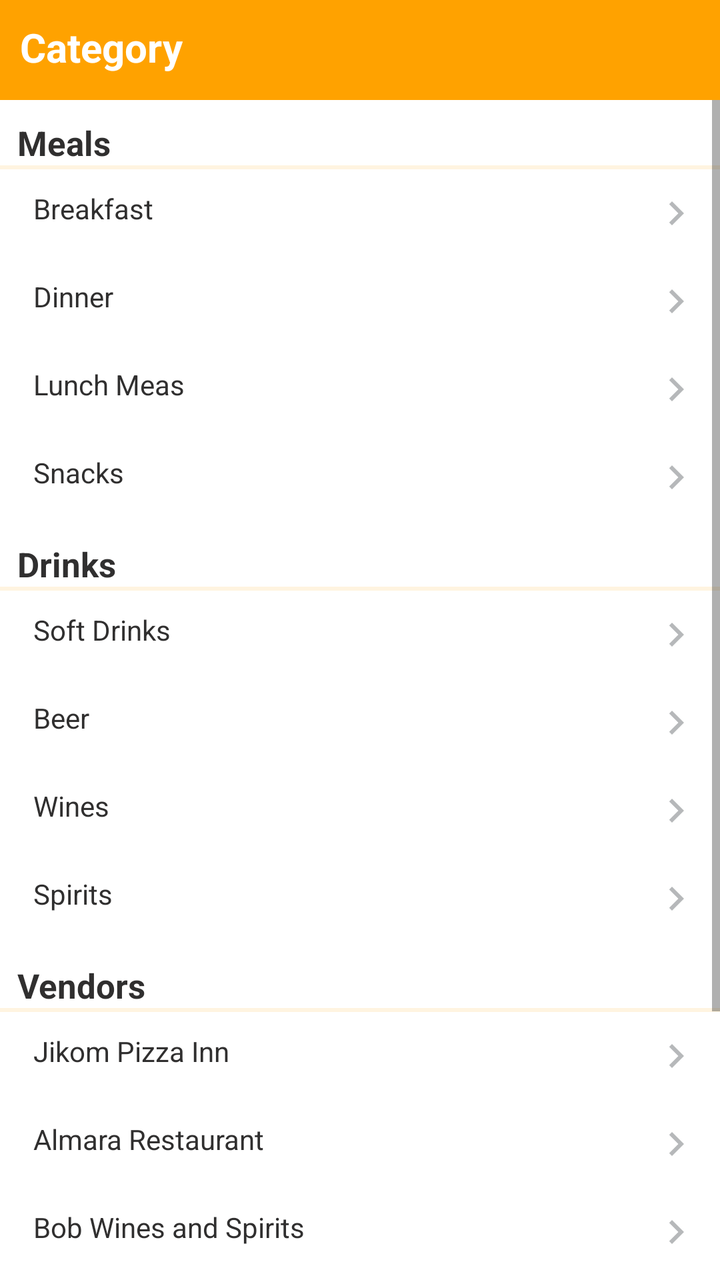
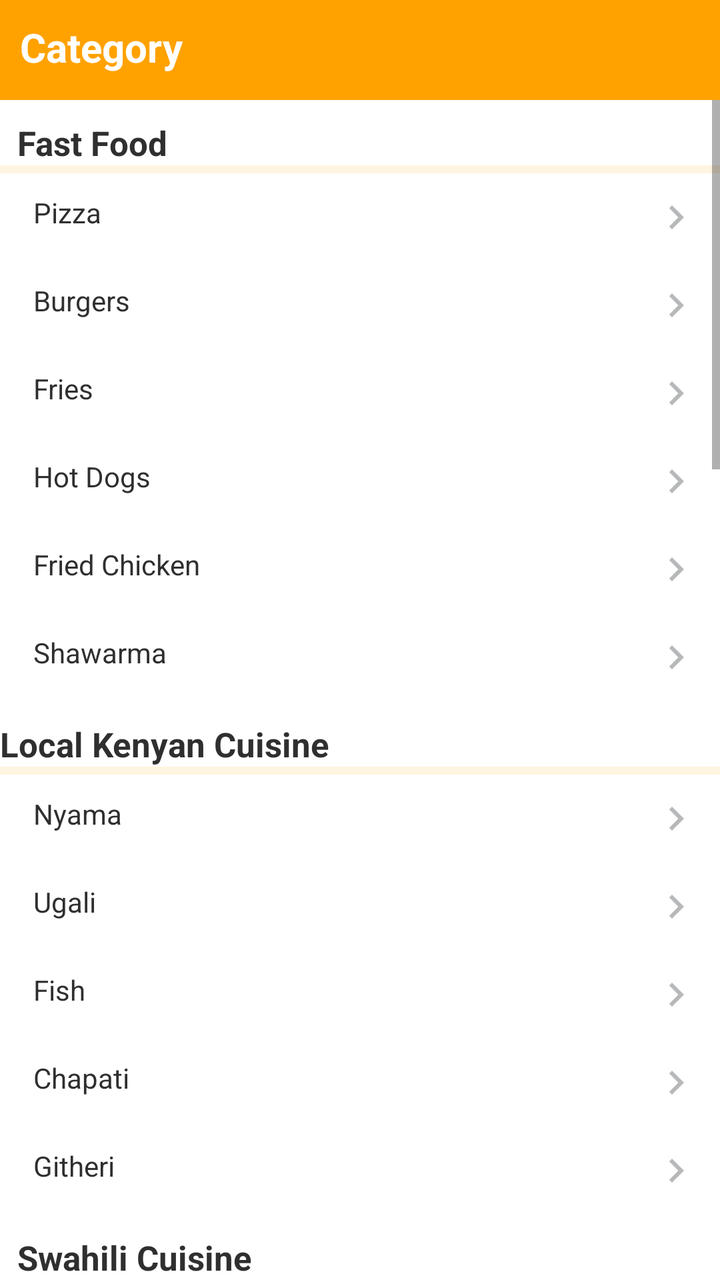

Two renders of the same Android screen: before a commit and after it. Below are the layout's source before the change and the commit's diff.
<!-- AndroidManifest.xml: application theme Theme.KlikKat -->
<!-- res/layout/fragment_category.xml -->
<?xml version="1.0" encoding="utf-8"?>
<LinearLayout xmlns:android="http://schemas.android.com/apk/res/android"
    xmlns:tools="http://schemas.android.com/tools"
    android:layout_width="match_parent"
    android:layout_height="match_parent"
    tools:context=".CategoryFragment"
    android:orientation="vertical">

            <FrameLayout
            android:layout_width="match_parent"
            android:layout_height="50dp"
            android:background="@color/statusBar">
            <TextView
                android:layout_width="wrap_content"
                android:layout_height="wrap_content"
                android:text="Category"
                android:padding="10dp"
                android:textStyle="bold"
                android:textColor="@color/white"
                android:textSize="20dp"/>
        </FrameLayout>

        <ScrollView
            android:layout_width="match_parent"
            android:layout_height="wrap_content">

            <LinearLayout
                android:layout_width="match_parent"
                android:layout_height="match_parent"
                android:orientation="vertical">
            <TextView
                android:layout_width="match_parent"
                android:layout_height="wrap_content"
                android:textStyle="bold"
                android:paddingTop="10dp"
                android:textSize="17sp"
                android:textColor="#302f2f"
                android:text="  Meals"/>
            <View
                android:layout_width="match_parent"
                android:layout_height="2sp"
                android:background="?android:attr/listDivider"
                android:backgroundTint="#fca000"/>

            <TextView
                android:id="@+id/textView9"
                android:layout_width="match_parent"
                android:layout_height="wrap_content"
                android:layout_marginTop="10dp"
                android:layout_margin="10dp"
                android:text="  Breakfast"
                android:textColor="#302f2f"
                android:drawableRight="@drawable/navigate_next_24" />

                <TextView
                    android:id="@+id/textView88"
                    android:layout_width="match_parent"
                    android:layout_height="wrap_content"
                    android:drawableRight="@drawable/navigate_next_24"
                    android:layout_margin="10dp"
                    android:textColor="#302f2f"
                    android:text="  Dinner" />
                <TextView
                android:id="@+id/textView6"
                android:layout_width="match_parent"
                android:layout_height="wrap_content"
                android:layout_margin="10dp"
                    android:textColor="#302f2f"
                android:drawableRight="@drawable/navigate_next_24"
                android:text="  Lunch Meas" />

            <TextView
                android:id="@+id/textView8"
                android:layout_width="match_parent"
                android:layout_height="wrap_content"
                android:drawableRight="@drawable/navigate_next_24"
                android:layout_margin="10dp"
                android:textColor="#302f2f"
                android:text="  Snacks" />



            <TextView
                android:layout_width="match_parent"
                android:layout_height="wrap_content"
                android:textStyle="bold"
                android:paddingTop="10dp"
                android:textSize="17sp"
                android:textColor="#302f2f"
                android:text="  Drinks"/>
            <View
                android:layout_width="match_parent"
                android:layout_height="2sp"
                android:background="?android:attr/listDivider"
                android:backgroundTint="#fca000"/>
                <TextView
                    android:layout_width="match_parent"
                    android:layout_height="wrap_content"
                    android:layout_marginTop="10dp"
                    android:drawableRight="@drawable/navigate_next_24"
                    android:layout_margin="10dp"
                    android:textColor="#302f2f"
                    android:text="  Soft Drinks" />

                <TextView
                    android:layout_width="match_parent"
                    android:layout_height="wrap_content"
                    android:drawableRight="@drawable/navigate_next_24"
                    android:layout_margin="10dp"
                    android:textColor="#302f2f"
                    android:text="  Beer" />
                <TextView
                    android:layout_width="match_parent"
                    android:layout_height="wrap_content"
                    android:drawableRight="@drawable/navigate_next_24"
                    android:layout_margin="10dp"
                    android:textColor="#302f2f"
                    android:text="  Wines" />
                <TextView
                    android:layout_width="match_parent"
                    android:layout_height="wrap_content"
                    android:drawableRight="@drawable/navigate_next_24"
                    android:layout_margin="10dp"
                    android:textColor="#302f2f"
                    android:text="  Spirits" />

                <TextView
                    android:layout_width="match_parent"
                    android:layout_height="wrap_content"
                    android:textStyle="bold"
                    android:paddingTop="10dp"
                    android:textSize="17sp"
                    android:textColor="#302f2f"
                    android:text="  Vendors"/>
                <View
                    android:layout_width="match_parent"
                    android:layout_height="2sp"
                    android:background="?android:attr/listDivider"
                    android:backgroundTint="#fca000"/>

                <TextView
                    android:layout_width="match_parent"
                    android:layout_height="wrap_content"
                    android:layout_marginTop="10dp"
                    android:drawableRight="@drawable/navigate_next_24"
                    android:layout_margin="10dp"
                    android:textColor="#302f2f"
                    android:text="  Jikom Pizza Inn" />

                <TextView
                    android:layout_width="match_parent"
                    android:layout_height="wrap_content"
                    android:drawableRight="@drawable/navigate_next_24"
                    android:layout_margin="10dp"
                    android:textColor="#302f2f"
                    android:text="  Almara Restaurant" />

                <TextView
                    android:layout_width="match_parent"
                    android:layout_height="wrap_content"
                    android:drawableRight="@drawable/navigate_next_24"
                    android:layout_margin="10dp"
                    android:textColor="#302f2f"
                    android:text="  Bob Wines and Spirits" />

                <TextView
                    android:layout_width="match_parent"
                    android:layout_height="wrap_content"
                    android:drawableRight="@drawable/navigate_next_24"
                    android:layout_margin="10dp"
                    android:textColor="#302f2f"
                    android:text="  Kelechi Restaurant" />

                <TextView
                    android:layout_width="match_parent"
                    android:layout_height="wrap_content"
                    android:drawableRight="@drawable/navigate_next_24"
                    android:layout_margin="10dp"
                    android:textColor="#302f2f"
                    android:text="  Mwingi Break and Eat" />

                <TextView
                    android:layout_width="match_parent"
                    android:layout_height="wrap_content"
                    android:drawableRight="@drawable/navigate_next_24"
                    android:layout_margin="10dp"
                    android:textColor="#302f2f"
                    android:text="  Kelly Inn" />
                <TextView
                    android:layout_width="match_parent"
                    android:layout_height="wrap_content"
                    android:drawableRight="@drawable/navigate_next_24"
                    android:layout_margin="10dp"
                    android:textColor="#302f2f"
                    android:text="  Boss Butari Restaurant" />

            </LinearLayout>
        </ScrollView>



</LinearLayout>
<!-- resources referenced by this layout -->
<resources>
  <color name="statusBar">#ffa200</color>
  <color name="white">#FFFFFFFF</color>
  <!-- drawable navigate_next_24 (drawable) -->
  <vector android:alpha="0.9" android:height="24dp" android:tint="#AEB0B2"
      android:viewportHeight="24" android:viewportWidth="24"
      android:width="24dp" xmlns:android="http://schemas.android.com/apk/res/android">
      <path android:fillColor="@android:color/white" android:pathData="M10,6L8.59,7.41 13.17,12l-4.58,4.59L10,18l6,-6z"/>
  </vector>
  <style name="Theme.KlikKat" parent="Theme.MaterialComponents.DayNight.DarkActionBar">
          
          <item name="colorPrimary">@color/statusBar</item>
          <item name="colorPrimaryVariant">@color/statusBar</item>
          <item name="colorOnPrimary">@color/white</item>
          
          <item name="colorSecondary">@color/statusBar</item>
          <item name="colorSecondaryVariant">@color/statusBar</item>
          <item name="colorOnSecondary">@color/black</item>
          
          <item name="android:statusBarColor" tools:targetApi="l">?attr/colorPrimaryVariant</item>
          
      </style>
  <color name="black">#FF000000</color>
</resources>

<!-- the commit's change to res/layout/fragment_category.xml (unified diff, before → after) -->
@@ -28,17 +28,80 @@
                 android:layout_width="match_parent"
                 android:layout_height="match_parent"
                 android:orientation="vertical">
-            <TextView
+                <TextView
+                    android:layout_width="match_parent"
+                    android:layout_height="wrap_content"
+                    android:textStyle="bold"
+                    android:paddingTop="10dp"
+                    android:textSize="17sp"
+                    android:textColor="#302f2f"
+                    android:text="  Fast Food"/>
+                <View
+                    android:layout_width="match_parent"
+                    android:layout_height="4sp"
+                    android:background="?android:attr/listDivider"
+                    android:backgroundTint="#fca000"/>
+
+                <TextView
+                    android:layout_width="match_parent"
+                    android:layout_height="wrap_content"
+                    android:layout_marginTop="10dp"
+                    android:drawableRight="@drawable/navigate_next_24"
+                    android:layout_margin="10dp"
+                    android:textColor="#302f2f"
+                    android:text="  Pizza" />
+
+                <TextView
+                    android:layout_width="match_parent"
+                    android:layout_height="wrap_content"
+                    android:drawableRight="@drawable/navigate_next_24"
+                    android:layout_margin="10dp"
+                    android:textColor="#302f2f"
+                    android:text="  Burgers" />
+
+                <TextView
+                    android:layout_width="match_parent"
+                    android:layout_height="wrap_content"
+                    android:drawableRight="@drawable/navigate_next_24"
+                    android:layout_margin="10dp"
+                    android:textColor="#302f2f"
+                    android:text="  Fries" />
+
+                <TextView
+                    android:layout_width="match_parent"
+                    android:layout_height="wrap_content"
+                    android:drawableRight="@drawable/navigate_next_24"
+                    android:layout_margin="10dp"
+                    android:textColor="#302f2f"
+                    android:text="  Hot Dogs" />
+
+                <TextView
+                    android:layout_width="match_parent"
+                    android:layout_height="wrap_content"
+                    android:drawableRight="@drawable/navigate_next_24"
+                    android:layout_margin="10dp"
+                    android:textColor="#302f2f"
+                    android:text="  Fried Chicken" />
+
+
+                <TextView
+                    android:layout_width="match_parent"
+                    android:layout_height="wrap_content"
+                    android:drawableRight="@drawable/navigate_next_24"
+                    android:layout_margin="10dp"
+                    android:textColor="#302f2f"
+                    android:text="  Shawarma" />
+                <TextView
                 android:layout_width="match_parent"
                 android:layout_height="wrap_content"
                 android:textStyle="bold"
                 android:paddingTop="10dp"
                 android:textSize="17sp"
                 android:textColor="#302f2f"
-                android:text="  Meals"/>
+                android:text="@string/local_kenyan_cuisine"/>
             <View
                 android:layout_width="match_parent"
-                android:layout_height="2sp"
+                android:layout_height="4sp"
                 android:background="?android:attr/listDivider"
                 android:backgroundTint="#fca000"/>
 
@@ -48,7 +111,7 @@
                 android:layout_height="wrap_content"
                 android:layout_marginTop="10dp"
                 android:layout_margin="10dp"
-                android:text="  Breakfast"
+                android:text="  Nyama"
                 android:textColor="#302f2f"
                 android:drawableRight="@drawable/navigate_next_24" />
 
@@ -59,7 +122,7 @@
                     android:drawableRight="@drawable/navigate_next_24"
                     android:layout_margin="10dp"
                     android:textColor="#302f2f"
-                    android:text="  Dinner" />
+                    android:text="  Ugali" />
                 <TextView
                 android:id="@+id/textView6"
                 android:layout_width="match_parent"
@@ -67,7 +130,7 @@
                 android:layout_margin="10dp"
                     android:textColor="#302f2f"
                 android:drawableRight="@drawable/navigate_next_24"
-                android:text="  Lunch Meas" />
+                android:text="  Fish" />
 
             <TextView
                 android:id="@+id/textView8"
@@ -76,7 +139,16 @@
                 android:drawableRight="@drawable/navigate_next_24"
                 android:layout_margin="10dp"
                 android:textColor="#302f2f"
-                android:text="  Snacks" />
+                android:text="  Chapati" />
+
+                <TextView
+                    android:id="@+id/Githeri"
+                    android:layout_width="match_parent"
+                    android:layout_height="wrap_content"
+                    android:drawableRight="@drawable/navigate_next_24"
+                    android:layout_margin="10dp"
+                    android:textColor="#302f2f"
+                    android:text="  Githeri" />
 
 
 
@@ -87,10 +159,10 @@
                 android:paddingTop="10dp"
                 android:textSize="17sp"
                 android:textColor="#302f2f"
-                android:text="  Drinks"/>
+                android:text="  Swahili Cuisine"/>
             <View
                 android:layout_width="match_parent"
-                android:layout_height="2sp"
+                android:layout_height="4sp"
                 android:background="?android:attr/listDivider"
                 android:backgroundTint="#fca000"/>
                 <TextView
@@ -100,30 +172,29 @@
                     android:drawableRight="@drawable/navigate_next_24"
                     android:layout_margin="10dp"
                     android:textColor="#302f2f"
-                    android:text="  Soft Drinks" />
-
-                <TextView
-                    android:layout_width="match_parent"
-                    android:layout_height="wrap_content"
-                    android:drawableRight="@drawable/navigate_next_24"
-                    android:layout_margin="10dp"
-                    android:textColor="#302f2f"
-                    android:text="  Beer" />
-                <TextView
-                    android:layout_width="match_parent"
-                    android:layout_height="wrap_content"
-                    android:drawableRight="@drawable/navigate_next_24"
-                    android:layout_margin="10dp"
-                    android:textColor="#302f2f"
-                    android:text="  Wines" />
-                <TextView
-                    android:layout_width="match_parent"
-                    android:layout_height="wrap_content"
-                    android:drawableRight="@drawable/navigate_next_24"
-                    android:layout_margin="10dp"
-                    android:textColor="#302f2f"
-                    android:text="  Spirits" />
-
+                    android:text="  Pilau" />
+
+                <TextView
+                    android:layout_width="match_parent"
+                    android:layout_height="wrap_content"
+                    android:drawableRight="@drawable/navigate_next_24"
+                    android:layout_margin="10dp"
+                    android:textColor="#302f2f"
+                    android:text="  Biriyani" />
+                <TextView
+                    android:layout_width="match_parent"
+                    android:layout_height="wrap_content"
+                    android:drawableRight="@drawable/navigate_next_24"
+                    android:layout_margin="10dp"
+                    android:textColor="#302f2f"
+                    android:text="  Mahamri" />
+                <TextView
+                    android:layout_width="match_parent"
+                    android:layout_height="wrap_content"
+                    android:drawableRight="@drawable/navigate_next_24"
+                    android:layout_margin="10dp"
+                    android:textColor="#302f2f"
+                    android:text="  Samosa" />
                 <TextView
                     android:layout_width="match_parent"
                     android:layout_height="wrap_content"
@@ -131,13 +202,12 @@
                     android:paddingTop="10dp"
                     android:textSize="17sp"
                     android:textColor="#302f2f"
-                    android:text="  Vendors"/>
+                    android:text="  Grill and BBQ"/>
                 <View
                     android:layout_width="match_parent"
-                    android:layout_height="2sp"
+                    android:layout_height="4sp"
                     android:background="?android:attr/listDivider"
                     android:backgroundTint="#fca000"/>
-
                 <TextView
                     android:layout_width="match_parent"
                     android:layout_height="wrap_content"
@@ -145,54 +215,197 @@
                     android:drawableRight="@drawable/navigate_next_24"
                     android:layout_margin="10dp"
                     android:textColor="#302f2f"
-                    android:text="  Jikom Pizza Inn" />
-
-                <TextView
-                    android:layout_width="match_parent"
-                    android:layout_height="wrap_content"
-                    android:drawableRight="@drawable/navigate_next_24"
-                    android:layout_margin="10dp"
-                    android:textColor="#302f2f"
-                    android:text="  Almara Restaurant" />
-
-                <TextView
-                    android:layout_width="match_parent"
-                    android:layout_height="wrap_content"
-                    android:drawableRight="@drawable/navigate_next_24"
-                    android:layout_margin="10dp"
-                    android:textColor="#302f2f"
-                    android:text="  Bob Wines and Spirits" />
-
-                <TextView
-                    android:layout_width="match_parent"
-                    android:layout_height="wrap_content"
-                    android:drawableRight="@drawable/navigate_next_24"
-                    android:layout_margin="10dp"
-                    android:textColor="#302f2f"
-                    android:text="  Kelechi Restaurant" />
-
-                <TextView
-                    android:layout_width="match_parent"
-                    android:layout_height="wrap_content"
-                    android:drawableRight="@drawable/navigate_next_24"
-                    android:layout_margin="10dp"
-                    android:textColor="#302f2f"
-                    android:text="  Mwingi Break and Eat" />
-
-                <TextView
-                    android:layout_width="match_parent"
-                    android:layout_height="wrap_content"
-                    android:drawableRight="@drawable/navigate_next_24"
-                    android:layout_margin="10dp"
-                    android:textColor="#302f2f"
-                    android:text="  Kelly Inn" />
-                <TextView
-                    android:layout_width="match_parent"
-                    android:layout_height="wrap_content"
-                    android:drawableRight="@drawable/navigate_next_24"
-                    android:layout_margin="10dp"
-                    android:textColor="#302f2f"
-                    android:text="  Boss Butari Restaurant" />
+                    android:text="  Grilled Chicken" />
+
+                <TextView
+                    android:layout_width="match_parent"
+                    android:layout_height="wrap_content"
+                    android:drawableRight="@drawable/navigate_next_24"
+                    android:layout_margin="10dp"
+                    android:textColor="#302f2f"
+                    android:text="  Steak" />
+                <TextView
+                    android:layout_width="match_parent"
+                    android:layout_height="wrap_content"
+                    android:drawableRight="@drawable/navigate_next_24"
+                    android:layout_margin="10dp"
+                    android:textColor="#302f2f"
+                    android:text="  Pork" />
+                <TextView
+                    android:layout_width="match_parent"
+                    android:layout_height="wrap_content"
+                    android:drawableRight="@drawable/navigate_next_24"
+                    android:layout_margin="10dp"
+                    android:textColor="#302f2f"
+                    android:text="  Sausages" />
+                <TextView
+                    android:layout_width="match_parent"
+                    android:layout_height="wrap_content"
+                    android:drawableRight="@drawable/navigate_next_24"
+                    android:layout_margin="10dp"
+                    android:textColor="#302f2f"
+                    android:text="  Nyama Choma" />
+
+                <TextView
+                    android:layout_width="match_parent"
+                    android:layout_height="wrap_content"
+                    android:textStyle="bold"
+                    android:paddingTop="10dp"
+                    android:textSize="17sp"
+                    android:textColor="#302f2f"
+                    android:text="  Vegetarian and Vegan"/>
+                <View
+                    android:layout_width="match_parent"
+                    android:layout_height="4sp"
+                    android:background="?android:attr/listDivider"
+                    android:backgroundTint="#fca000"/>
+                <TextView
+                    android:layout_width="match_parent"
+                    android:layout_height="wrap_content"
+                    android:drawableRight="@drawable/navigate_next_24"
+                    android:layout_margin="10dp"
+                    android:textColor="#302f2f"
+                    android:text="  Vegetable Stews" />
+                <TextView
+                    android:layout_width="match_parent"
+                    android:layout_height="wrap_content"
+                    android:drawableRight="@drawable/navigate_next_24"
+                    android:layout_margin="10dp"
+                    android:textColor="#302f2f"
+                    android:text="  Lentil Dishes" />
+                <TextView
+                    android:layout_width="match_parent"
+                    android:layout_height="wrap_content"
+                    android:drawableRight="@drawable/navigate_next_24"
+                    android:layout_margin="10dp"
+                    android:textColor="#302f2f"
+                    android:text="  Salads" />
+                <TextView
+                    android:layout_width="match_parent"
+                    android:layout_height="wrap_content"
+                    android:drawableRight="@drawable/navigate_next_24"
+                    android:layout_margin="10dp"
+                    android:textColor="#302f2f"
+                    android:text="  Bean Dishes" />
+                <TextView
+                    android:layout_width="match_parent"
+                    android:layout_height="wrap_content"
+                    android:drawableRight="@drawable/navigate_next_24"
+                    android:layout_margin="10dp"
+                    android:textColor="#302f2f"
+                    android:text="  Grain Bowls" />
+
+                <TextView
+                    android:layout_width="match_parent"
+                    android:layout_height="wrap_content"
+                    android:textStyle="bold"
+                    android:paddingTop="10dp"
+                    android:textSize="17sp"
+                    android:textColor="#302f2f"
+                    android:text="  Bakery and Desserts"/>
+                <View
+                    android:layout_width="match_parent"
+                    android:layout_height="4sp"
+                    android:background="?android:attr/listDivider"
+                    android:backgroundTint="#fca000"/>
+                <TextView
+                    android:layout_width="match_parent"
+                    android:layout_height="wrap_content"
+                    android:drawableRight="@drawable/navigate_next_24"
+                    android:layout_margin="10dp"
+                    android:textColor="#302f2f"
+                    android:text="  Mandazi" />
+                <TextView
+                    android:layout_width="match_parent"
+                    android:layout_height="wrap_content"
+                    android:drawableRight="@drawable/navigate_next_24"
+                    android:layout_margin="10dp"
+                    android:textColor="#302f2f"
+                    android:text="  Cakes" />
+                <TextView
+                    android:layout_width="match_parent"
+                    android:layout_height="wrap_content"
+                    android:drawableRight="@drawable/navigate_next_24"
+                    android:layout_margin="10dp"
+                    android:textColor="#302f2f"
+                    android:text="  Pastries" />
+                <TextView
+                    android:layout_width="match_parent"
+                    android:layout_height="wrap_content"
+                    android:drawableRight="@drawable/navigate_next_24"
+                    android:layout_margin="10dp"
+                    android:textColor="#302f2f"
+                    android:text="  Doughnuts" />
+                <TextView
+                    android:layout_width="match_parent"
+                    android:layout_height="wrap_content"
+                    android:drawableRight="@drawable/navigate_next_24"
+                    android:layout_margin="10dp"
+                    android:textColor="#302f2f"
+                    android:text="  Ice Creams" />
+                <TextView
+                    android:layout_width="match_parent"
+                    android:layout_height="wrap_content"
+                    android:drawableRight="@drawable/navigate_next_24"
+                    android:layout_margin="10dp"
+                    android:textColor="#302f2f"
+                    android:text="  Fruit Salad" />
+                <TextView
+                    android:layout_width="match_parent"
+                    android:layout_height="wrap_content"
+                    android:textStyle="bold"
+                    android:paddingTop="10dp"
+                    android:textSize="17sp"
+                    android:textColor="#302f2f"
+                    android:text="  Drinks and Beverages"/>
+                <View
+                    android:layout_width="match_parent"
+                    android:layout_height="4sp"
+                    android:background="?android:attr/listDivider"
+                    android:backgroundTint="#fca000"/>
+                <TextView
+                    android:layout_width="match_parent"
+                    android:layout_height="wrap_content"
+                    android:drawableRight="@drawable/navigate_next_24"
+                    android:layout_margin="10dp"
+                    android:textColor="#302f2f"
+                    android:text="  Soft Drinks" />
+                <TextView
+                    android:layout_width="match_parent"
+                    android:layout_height="wrap_content"
+                    android:drawableRight="@drawable/navigate_next_24"
+                    android:layout_margin="10dp"
+                    android:textColor="#302f2f"
+                    android:text="  Fresh Juices" />
+                <TextView
+                    android:layout_width="match_parent"
+                    android:layout_height="wrap_content"
+                    android:drawableRight="@drawable/navigate_next_24"
+                    android:layout_margin="10dp"
+                    android:textColor="#302f2f"
+                    android:text="  Smoothies" />
+                <TextView
+                    android:layout_width="match_parent"
+                    android:layout_height="wrap_content"
+                    android:drawableRight="@drawable/navigate_next_24"
+                    android:layout_margin="10dp"
+                    android:textColor="#302f2f"
+                    android:text="  Tea" />
+                <TextView
+                    android:layout_width="match_parent"
+                    android:layout_height="wrap_content"
+                    android:drawableRight="@drawable/navigate_next_24"
+                    android:layout_margin="10dp"
+                    android:textColor="#302f2f"
+                    android:text="  Coffee" />
+                <TextView
+                    android:layout_width="match_parent"
+                    android:layout_height="wrap_content"
+                    android:drawableRight="@drawable/navigate_next_24"
+                    android:layout_margin="10dp"
+                    android:textColor="#302f2f"
+                    android:text="  Alcohol Beverages" />
+
 
             </LinearLayout>
         </ScrollView>
<!-- resource entries referenced after the edit -->
@@ -8,6 +8,7 @@
       android:width="24dp" xmlns:android="http://schemas.android.com/apk/res/android">
       <path android:fillColor="@android:color/white" android:pathData="M10,6L8.59,7.41 13.17,12l-4.58,4.59L10,18l6,-6z"/>
   </vector>
+  <string name="local_kenyan_cuisine">Local Kenyan Cuisine</string>
   <style name="Theme.KlikKat" parent="Theme.MaterialComponents.DayNight.DarkActionBar">
           
           <item name="colorPrimary">@color/statusBar</item>
